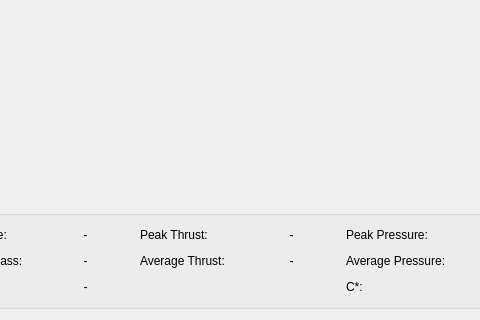
Before: the Qt Designer form ui/views/forms/ResultsWidget.ui in reilleya/RMTS-Software, drawn with Qt 5; both pictures show x 553 to 1033 and y 480 to 800 of the 1123 by 800 pixel window.
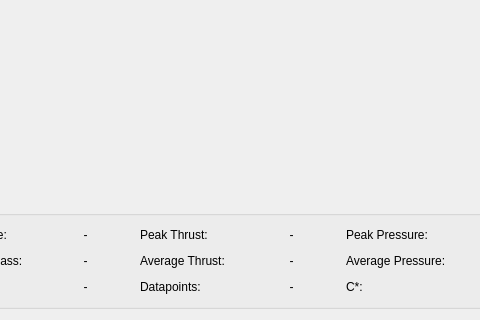
After: the same form once the commit is applied. Custom widgets are drawn as their Qt base class.

Commit message: Added datapoint and pressure statistic displays

```diff
--- a/ui/views/forms/ResultsWidget.ui
+++ b/ui/views/forms/ResultsWidget.ui
@@ -475,6 +475,27 @@
           </item>
          </layout>
         </item>
+        <item row="3" column="3">
+         <layout class="QHBoxLayout" name="horizontalLayoutDatapoints">
+          <item>
+           <widget class="QLabel" name="labelDatapointsText">
+            <property name="text">
+             <string>Datapoints:</string>
+            </property>
+           </widget>
+          </item>
+          <item>
+           <widget class="QLabel" name="labelDatapoints">
+            <property name="text">
+             <string>-</string>
+            </property>
+            <property name="alignment">
+             <set>Qt::AlignCenter</set>
+            </property>
+           </widget>
+          </item>
+         </layout>
+        </item>
        </layout>
       </widget>
      </item>
```
The commit also changes 2 other files.
